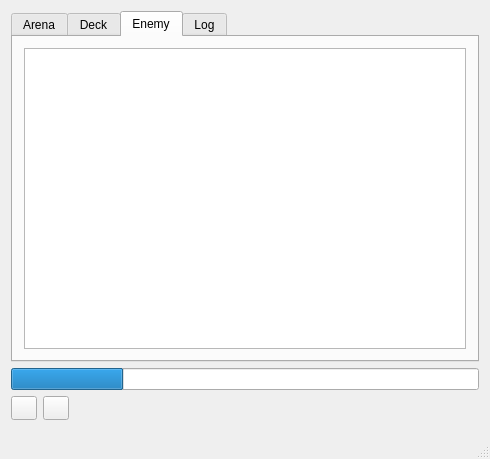
Qt form mainwindow.ui (supertriodo/Arena-Tracker) before a commit.
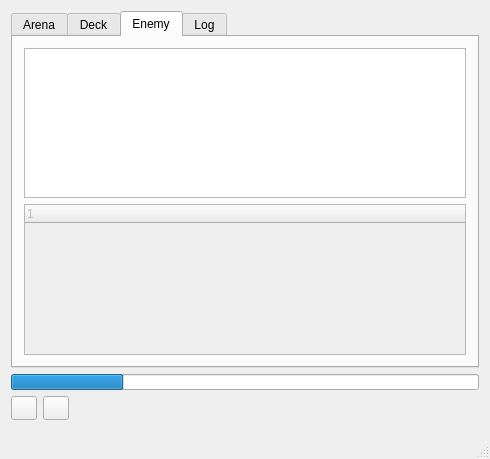
The same form after that commit. The open tabs and pages were chosen to show the change. Icons and pictures are not drawn.

The edit to the form file:
```diff
--- a/mainwindow.ui
+++ b/mainwindow.ui
@@ -243,6 +243,18 @@
           </property>
          </widget>
         </item>
+        <item>
+         <widget class="QTreeWidget" name="secretsTreeWidget">
+          <property name="enabled">
+           <bool>false</bool>
+          </property>
+          <column>
+           <property name="text">
+            <string notr="true">1</string>
+           </property>
+          </column>
+         </widget>
+        </item>
        </layout>
       </widget>
       <widget class="QWidget" name="tabLog">
```
Left out of the diff: 2 changed lines with no effect on the pictures.
